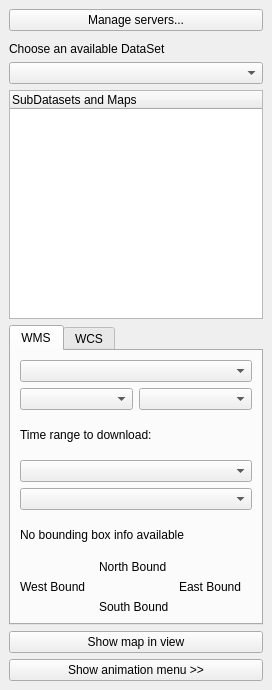
Above: THREDDS_Explorer_dockwidget_base.ui from IHCantabria/THREDDSExplorer before the change. Below: the same form after it.
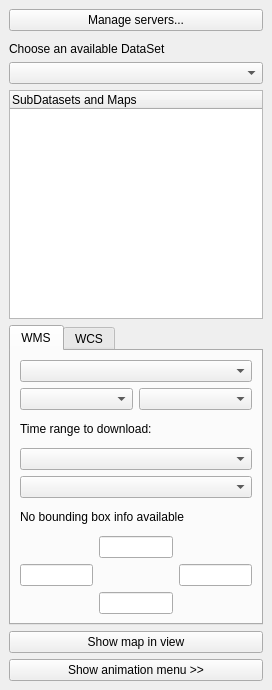
That is the form after the change. The open tabs and pages were chosen to show the change.

The edit to the form file:
```diff
--- a/THREDDS_Explorer_dockwidget_base.ui
+++ b/THREDDS_Explorer_dockwidget_base.ui
@@ -126,33 +126,24 @@
               </item>
               <item>
                <layout class="QGridLayout" name="WMS_Bounds">
-                <item row="1" column="0">
-                 <widget class="QLabel" name="WMS_westLabel">
-                  <property name="text">
-                   <string>West Bound</string>
-                  </property>
-                 </widget>
-                </item>
-                <item row="0" column="1">
+                <item row="1" column="1">
                  <widget class="QLabel" name="WMS_northLabel">
                   <property name="text">
-                   <string>North Bound</string>
+                   <string/>
                   </property>
                  </widget>
                 </item>
                 <item row="1" column="2">
-                 <widget class="QLabel" name="WMS_eastLabel">
-                  <property name="text">
-                   <string>East Bound</string>
-                  </property>
-                 </widget>
+                 <widget class="QLineEdit" name="WMS_eastBound"/>
+                </item>
+                <item row="1" column="0">
+                 <widget class="QLineEdit" name="WMS_westBound"/>
                 </item>
                 <item row="2" column="1">
-                 <widget class="QLabel" name="WMS_southLabel">
-                  <property name="text">
-                   <string>South Bound</string>
-                  </property>
-                 </widget>
+                 <widget class="QLineEdit" name="WMS_southBound"/>
+                </item>
+                <item row="0" column="1">
+                 <widget class="QLineEdit" name="WMS_northBound"/>
                 </item>
                </layout>
               </item>
```
Left out of the diff: 30 changed lines with no effect on the pictures.
